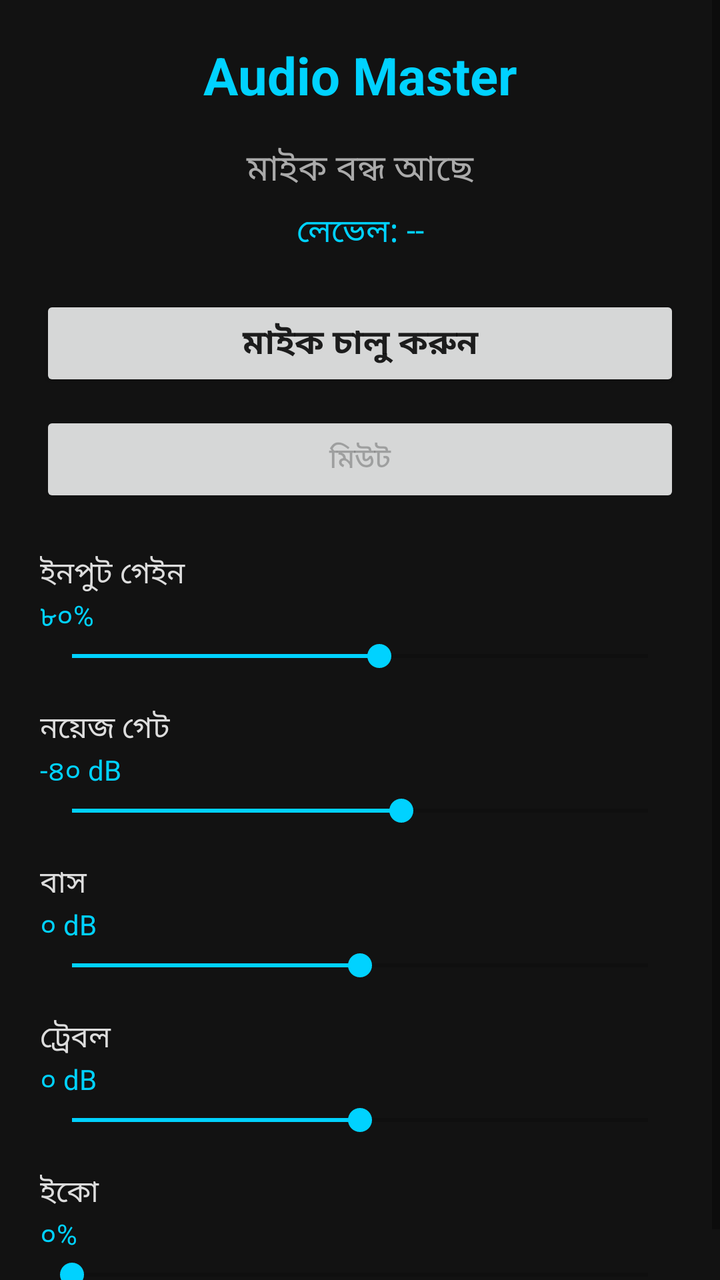
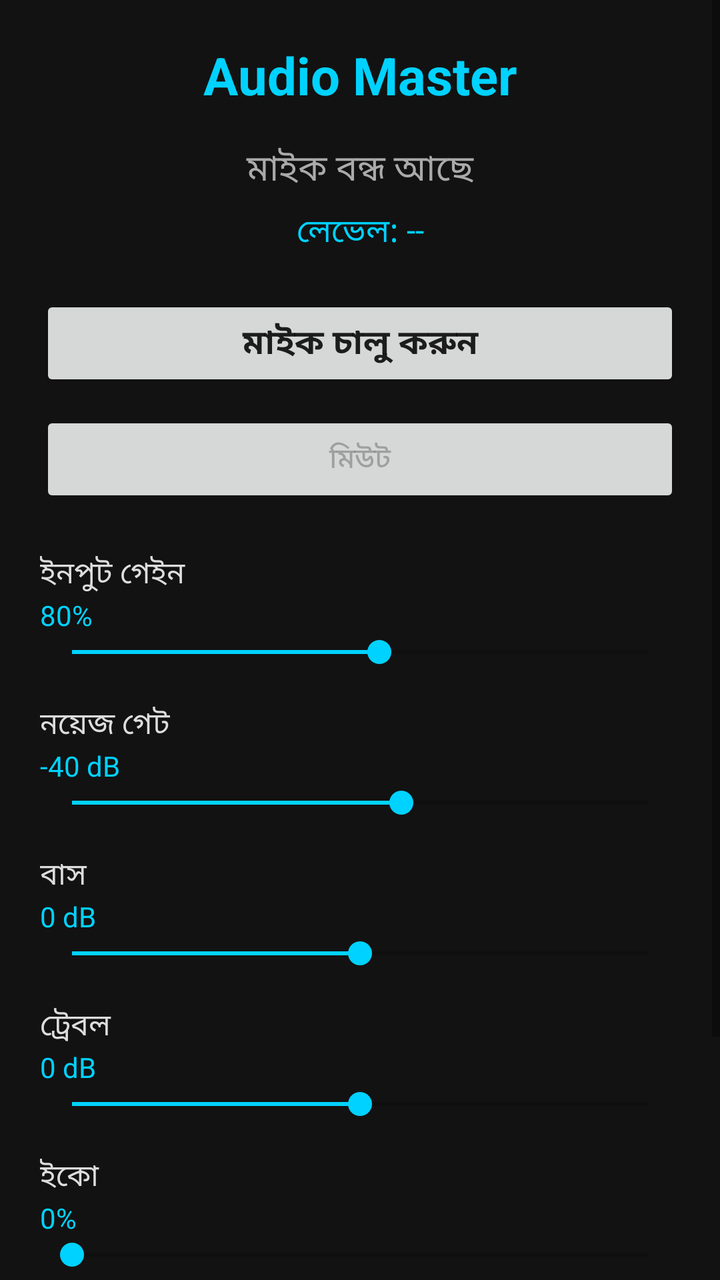

Two renders of the same Android screen: before a commit and after it. Below are the layout's source before the change and the commit's diff.
<!-- AndroidManifest.xml: application theme Theme.AudioMaster -->
<!-- res/layout/activity_main.xml -->
<?xml version="1.0" encoding="utf-8"?>
<ScrollView xmlns:android="http://schemas.android.com/apk/res/android"
    android:layout_width="match_parent"
    android:layout_height="match_parent"
    android:background="#121212"
    android:fillViewport="true">

    <LinearLayout
        android:layout_width="match_parent"
        android:layout_height="wrap_content"
        android:orientation="vertical"
        android:padding="20dp">

        <TextView
            android:layout_width="match_parent"
            android:layout_height="wrap_content"
            android:gravity="center"
            android:text="Audio Master"
            android:textColor="#00D2FF"
            android:textSize="26sp"
            android:textStyle="bold"
            android:contentDescription="Audio Master" />

        <TextView
            android:id="@+id/statusText"
            android:layout_width="match_parent"
            android:layout_height="wrap_content"
            android:layout_marginTop="16dp"
            android:gravity="center"
            android:text="মাইক বন্ধ আছে"
            android:textColor="#AAAAAA"
            android:textSize="18sp"
            android:contentDescription="মাইক বন্ধ আছে" />

        <TextView
            android:id="@+id/levelText"
            android:layout_width="match_parent"
            android:layout_height="wrap_content"
            android:layout_marginTop="6dp"
            android:gravity="center"
            android:text="লেভেল: --"
            android:textColor="#00D2FF"
            android:textSize="16sp"
            android:contentDescription="লেভেল" />

        <Button
            android:id="@+id/micBtn"
            android:layout_width="match_parent"
            android:layout_height="wrap_content"
            android:layout_marginTop="20dp"
            android:text="মাইক চালু করুন"
            android:textSize="17sp"
            android:textStyle="bold"
            android:contentDescription="মাইক চালু বা বন্ধ" />

        <Button
            android:id="@+id/muteBtn"
            android:layout_width="match_parent"
            android:layout_height="wrap_content"
            android:layout_marginTop="10dp"
            android:text="মিউট"
            android:enabled="false"
            android:contentDescription="মিউট বা আনমিউট" />

        
        <TextView
            android:layout_width="match_parent"
            android:layout_height="wrap_content"
            android:layout_marginTop="22dp"
            android:text="ইনপুট গেইন"
            android:textColor="#DDDDDD"
            android:textSize="15sp"
            android:contentDescription="ইনপুট গেইন" />
        <TextView
            android:id="@+id/gainVal"
            android:layout_width="match_parent"
            android:layout_height="wrap_content"
            android:text="৮০%"
            android:textColor="#00D2FF"
            android:contentDescription="গেইন মান" />
        <SeekBar
            android:id="@+id/gainBar"
            android:layout_width="match_parent"
            android:layout_height="wrap_content"
            android:max="150"
            android:progress="80"
            android:contentDescription="গেইন স্লাইডার" />

        
        <TextView
            android:layout_width="match_parent"
            android:layout_height="wrap_content"
            android:layout_marginTop="16dp"
            android:text="নয়েজ গেট"
            android:textColor="#DDDDDD"
            android:textSize="15sp"
            android:contentDescription="নয়েজ গেট" />
        <TextView
            android:id="@+id/gateVal"
            android:layout_width="match_parent"
            android:layout_height="wrap_content"
            android:text="-৪০ dB"
            android:textColor="#00D2FF"
            android:contentDescription="গেট মান" />
        <SeekBar
            android:id="@+id/gateBar"
            android:layout_width="match_parent"
            android:layout_height="wrap_content"
            android:max="70"
            android:progress="40"
            android:contentDescription="নয়েজ গেট স্লাইডার" />

        
        <TextView
            android:layout_width="match_parent"
            android:layout_height="wrap_content"
            android:layout_marginTop="16dp"
            android:text="বাস"
            android:textColor="#DDDDDD"
            android:textSize="15sp"
            android:contentDescription="বাস" />
        <TextView
            android:id="@+id/bassVal"
            android:layout_width="match_parent"
            android:layout_height="wrap_content"
            android:text="০ dB"
            android:textColor="#00D2FF"
            android:contentDescription="বাস মান" />
        <SeekBar
            android:id="@+id/bassBar"
            android:layout_width="match_parent"
            android:layout_height="wrap_content"
            android:max="24"
            android:progress="12"
            android:contentDescription="বাস স্লাইডার" />

        
        <TextView
            android:layout_width="match_parent"
            android:layout_height="wrap_content"
            android:layout_marginTop="16dp"
            android:text="ট্রেবল"
            android:textColor="#DDDDDD"
            android:textSize="15sp"
            android:contentDescription="ট্রেবল" />
        <TextView
            android:id="@+id/trebleVal"
            android:layout_width="match_parent"
            android:layout_height="wrap_content"
            android:text="০ dB"
            android:textColor="#00D2FF"
            android:contentDescription="ট্রেবল মান" />
        <SeekBar
            android:id="@+id/trebleBar"
            android:layout_width="match_parent"
            android:layout_height="wrap_content"
            android:max="24"
            android:progress="12"
            android:contentDescription="ট্রেবল স্লাইডার" />

        
        <TextView
            android:layout_width="match_parent"
            android:layout_height="wrap_content"
            android:layout_marginTop="16dp"
            android:text="ইকো"
            android:textColor="#DDDDDD"
            android:textSize="15sp"
            android:contentDescription="ইকো" />
        <TextView
            android:id="@+id/echoVal"
            android:layout_width="match_parent"
            android:layout_height="wrap_content"
            android:text="০%"
            android:textColor="#00D2FF"
            android:contentDescription="ইকো মান" />
        <SeekBar
            android:id="@+id/echoBar"
            android:layout_width="match_parent"
            android:layout_height="wrap_content"
            android:max="100"
            android:progress="0"
            android:contentDescription="ইকো স্লাইডার" />

    </LinearLayout>
</ScrollView>
<!-- resources referenced by this layout -->
<resources>
  <style name="Theme.AudioMaster" parent="Theme.AppCompat.Light.NoActionBar">
          <item name="colorPrimary">#00D2FF</item>
          <item name="colorPrimaryDark">#121212</item>
          <item name="colorAccent">#00D2FF</item>
          <item name="android:statusBarColor">#121212</item>
          <item name="android:navigationBarColor">#121212</item>
          <item name="android:windowBackground">#121212</item>
      </style>
</resources>

<!-- the commit's change to res/layout/activity_main.xml (unified diff, before → after) -->
@@ -62,7 +62,6 @@
             android:enabled="false"
             android:contentDescription="মিউট বা আনমিউট" />
 
-        
         <TextView
             android:layout_width="match_parent"
             android:layout_height="wrap_content"
@@ -75,7 +74,7 @@
             android:id="@+id/gainVal"
             android:layout_width="match_parent"
             android:layout_height="wrap_content"
-            android:text="৮০%"
+            android:text="80%"
             android:textColor="#00D2FF"
             android:contentDescription="গেইন মান" />
         <SeekBar
@@ -86,7 +85,6 @@
             android:progress="80"
             android:contentDescription="গেইন স্লাইডার" />
 
-        
         <TextView
             android:layout_width="match_parent"
             android:layout_height="wrap_content"
@@ -99,7 +97,7 @@
             android:id="@+id/gateVal"
             android:layout_width="match_parent"
             android:layout_height="wrap_content"
-            android:text="-৪০ dB"
+            android:text="-40 dB"
             android:textColor="#00D2FF"
             android:contentDescription="গেট মান" />
         <SeekBar
@@ -110,7 +108,6 @@
             android:progress="40"
             android:contentDescription="নয়েজ গেট স্লাইডার" />
 
-        
         <TextView
             android:layout_width="match_parent"
             android:layout_height="wrap_content"
@@ -123,7 +120,7 @@
             android:id="@+id/bassVal"
             android:layout_width="match_parent"
             android:layout_height="wrap_content"
-            android:text="০ dB"
+            android:text="0 dB"
             android:textColor="#00D2FF"
             android:contentDescription="বাস মান" />
         <SeekBar
@@ -134,7 +131,6 @@
             android:progress="12"
             android:contentDescription="বাস স্লাইডার" />
 
-        
         <TextView
             android:layout_width="match_parent"
             android:layout_height="wrap_content"
@@ -147,7 +143,7 @@
             android:id="@+id/trebleVal"
             android:layout_width="match_parent"
             android:layout_height="wrap_content"
-            android:text="০ dB"
+            android:text="0 dB"
             android:textColor="#00D2FF"
             android:contentDescription="ট্রেবল মান" />
         <SeekBar
@@ -158,7 +154,6 @@
             android:progress="12"
             android:contentDescription="ট্রেবল স্লাইডার" />
 
-        
         <TextView
             android:layout_width="match_parent"
             android:layout_height="wrap_content"
@@ -171,7 +166,7 @@
             android:id="@+id/echoVal"
             android:layout_width="match_parent"
             android:layout_height="wrap_content"
-            android:text="০%"
+            android:text="0%"
             android:textColor="#00D2FF"
             android:contentDescription="ইকো মান" />
         <SeekBar
@@ -182,5 +177,42 @@
             android:progress="0"
             android:contentDescription="ইকো স্লাইডার" />
 
+        <TextView
+            android:layout_width="match_parent"
+            android:layout_height="wrap_content"
+            android:layout_marginTop="16dp"
+            android:text="রিভার্ব ধরন"
+            android:textColor="#DDDDDD"
+            android:textSize="15sp"
+            android:contentDescription="রিভার্ব ধরন" />
+        <Spinner
+            android:id="@+id/reverbType"
+            android:layout_width="match_parent"
+            android:layout_height="wrap_content"
+            android:contentDescription="রিভার্ব টাইপ বেছে নিন" />
+
+        <TextView
+            android:layout_width="match_parent"
+            android:layout_height="wrap_content"
+            android:layout_marginTop="12dp"
+            android:text="রিভার্ব পরিমাণ"
+            android:textColor="#DDDDDD"
+            android:textSize="15sp"
+            android:contentDescription="রিভার্ব পরিমাণ" />
+        <TextView
+            android:id="@+id/reverbVal"
+            android:layout_width="match_parent"
+            android:layout_height="wrap_content"
+            android:text="0%"
+            android:textColor="#00D2FF"
+            android:contentDescription="রিভার্ব মান" />
+        <SeekBar
+            android:id="@+id/reverbBar"
+            android:layout_width="match_parent"
+            android:layout_height="wrap_content"
+            android:max="100"
+            android:progress="0"
+            android:contentDescription="রিভার্ব স্লাইডার" />
+
     </LinearLayout>
 </ScrollView>
